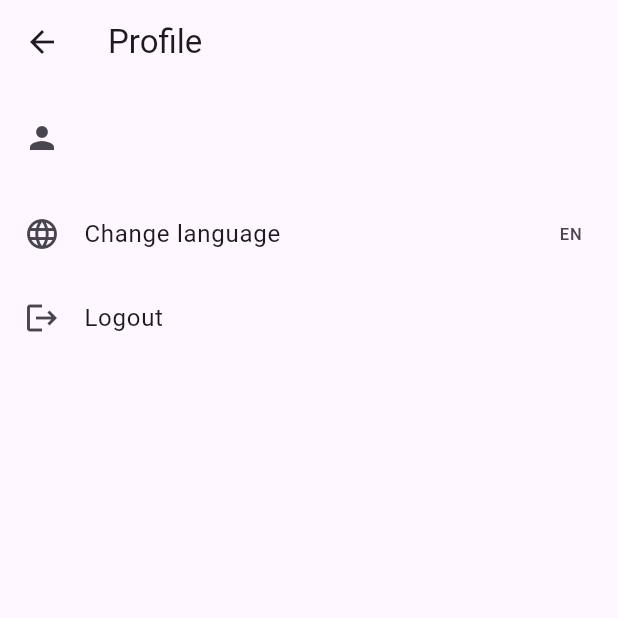
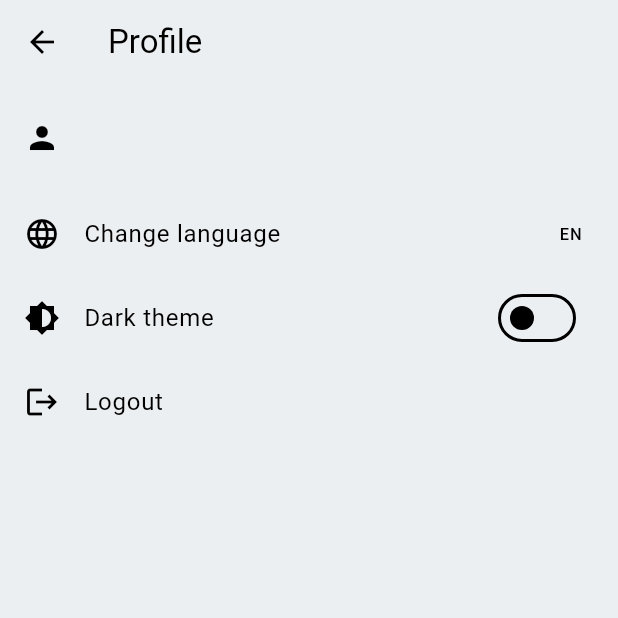
Before and after one commit to lpglinard/travel_genie, a Flutter app: the ProfileScreen screen opened directly, after a tap on "Change language", on a phone screen of 412 x 824 dp, the top half of it. Run offline on Flutter 3.47's test engine with Material 3 defaults, Android fonts, the phone set to English and light mode, and no system bars; our stand-ins replace cloud_firestore, firebase_auth, firebase_core, flutter_riverpod; missing offline and left inert: firebase_ui_auth, firebase_ui_oauth_apple, firebase_ui_oauth_google; accounts and stored records are empty; generated files the repository leaves out were written again; network calls fail.

Commit message:
Add user theme preference and color schemes

```diff
--- a/lib/l10n/intl_en.arb
+++ b/lib/l10n/intl_en.arb
@@ -7,5 +7,6 @@
   "profileButtonTooltip": "Profile",
   "profileTitle": "Profile",
   "changeLanguage": "Change language",
-  "logout": "Logout"
+  "logout": "Logout",
+  "toggleDarkMode": "Dark theme"
 }
--- a/lib/l10n/intl_pt.arb
+++ b/lib/l10n/intl_pt.arb
@@ -7,5 +7,6 @@
   "profileButtonTooltip": "Perfil",
   "profileTitle": "Perfil",
   "changeLanguage": "Alterar idioma",
-  "logout": "Sair"
+  "logout": "Sair",
+  "toggleDarkMode": "Usar tema escuro"
 }
--- a/lib/main.dart
+++ b/lib/main.dart
@@ -13,6 +13,7 @@ import 'firebase_options.dart';
 import 'l10n/app_localizations.dart';
 import 'config.dart';
 import 'profile_screen.dart';
+import 'theme.dart';
 
 Future<void> main() async {
   WidgetsFlutterBinding.ensureInitialized();
@@ -47,18 +48,27 @@ class MyApp extends ConsumerWidget {
   @override
   Widget build(BuildContext context, WidgetRef ref) {
     final locale = ref.watch(localeProvider);
+    final themeMode = ref.watch(themeModeProvider);
     ref.listen(userDataProvider, (_, next) {
       final userData = next.valueOrNull;
-      if (userData != null && userData.locale != null) {
-        ref.read(localeProvider.notifier).state = Locale(userData.locale!);
+      if (userData != null) {
+        if (userData.locale != null) {
+          ref.read(localeProvider.notifier).state = Locale(userData.locale!);
+        }
+        if (userData.darkMode != null) {
+          ref.read(themeModeProvider.notifier).state =
+              userData.darkMode! ? ThemeMode.dark : ThemeMode.light;
+        }
       }
     });
     ref.listen(authStateChangesProvider, (_, next) {
       final user = next.value;
       if (user != null && !user.isAnonymous) {
-        ref
-            .read(firestoreServiceProvider)
-            .upsertUser(user, ref.read(localeProvider));
+        ref.read(firestoreServiceProvider).upsertUser(
+              user,
+              locale: ref.read(localeProvider),
+              darkMode: ref.read(themeModeProvider) == ThemeMode.dark,
+            );
       }
     });
     return MaterialApp(
@@ -71,8 +81,9 @@ class MyApp extends ConsumerWidget {
         GlobalCupertinoLocalizations.delegate,
       ],
       supportedLocales: const [Locale('en'), Locale('pt')],
-      theme: ThemeData(colorScheme: ColorScheme.fromSeed(seedColor: Colors.deepPurple),
-      ),
+      themeMode: themeMode,
+      theme: AppTheme.lightTheme,
+      darkTheme: AppTheme.darkTheme,
       home: const MyHomePage(),
     );
   }
--- a/lib/profile_screen.dart
+++ b/lib/profile_screen.dart
@@ -13,6 +13,7 @@ class ProfileScreen extends ConsumerWidget {
   Widget build(BuildContext context, WidgetRef ref) {
     final user = FirebaseAuth.instance.currentUser;
     final locale = ref.watch(localeProvider);
+    final themeMode = ref.watch(themeModeProvider);
     final userData = ref.watch(userDataProvider).valueOrNull;
     final service = ref.read(firestoreServiceProvider);
     return Scaffold(
@@ -35,15 +36,41 @@ class ProfileScreen extends ConsumerWidget {
               if (locale == const Locale('en')) {
                 ref.read(localeProvider.notifier).state = null;
                 if (user != null && !user.isAnonymous) {
-                  await service.upsertUser(user, null);
+                  await service.upsertUser(
+                    user,
+                    locale: null,
+                    darkMode: themeMode == ThemeMode.dark,
+                  );
                 }
               } else {
                 ref.read(localeProvider.notifier).state = const Locale('en');
                 if (user != null && !user.isAnonymous) {
-                  await service.upsertUser(user, const Locale('en'));
+                  await service.upsertUser(
+                    user,
+                    locale: const Locale('en'),
+                    darkMode: themeMode == ThemeMode.dark,
+                  );
                 }
               }
             },
+          ),
+          ListTile(
+            leading: const Icon(Icons.brightness_6),
+            title: Text(AppLocalizations.of(context)!.toggleDarkMode),
+            trailing: Switch(
+              value: themeMode == ThemeMode.dark,
+              onChanged: (value) async {
+                ref.read(themeModeProvider.notifier).state =
+                    value ? ThemeMode.dark : ThemeMode.light;
+                if (user != null && !user.isAnonymous) {
+                  await service.upsertUser(
+                    user,
+                    locale: locale,
+                    darkMode: value,
+                  );
+                }
+              },
+            ),
           ),
           ListTile(
             leading: const Icon(Icons.logout),
--- /dev/null
+++ b/lib/theme.dart
@@ -0,0 +1,50 @@
+import 'package:flutter/material.dart';
+
+class AppTheme {
+  static const _lightColorScheme = ColorScheme(
+    brightness: Brightness.light,
+    primary: Color(0xFF3F51B5),
+    onPrimary: Colors.white,
+    primaryContainer: Color(0xFF9FA8DA),
+    onPrimaryContainer: Colors.black,
+    secondary: Color(0xFF00897B),
+    onSecondary: Colors.white,
+    secondaryContainer: Color(0xFF80CBC4),
+    onSecondaryContainer: Colors.black,
+    tertiary: Color(0xFFFBB13C),
+    onTertiary: Colors.black,
+    tertiaryContainer: Color(0xFFFFDD8A),
+    onTertiaryContainer: Colors.black,
+    error: Color(0xFFB3261E),
+    onError: Colors.white,
+    background: Color(0xFFFFFFFF),
+    onBackground: Colors.black,
+    surface: Color(0xFFECEFF1),
+    onSurface: Colors.black,
+  );
+
+  static const _darkColorScheme = ColorScheme(
+    brightness: Brightness.dark,
+    primary: Color(0xFF9FA8DA),
+    onPrimary: Colors.black,
+    primaryContainer: Color(0xFF3F51B5),
+    onPrimaryContainer: Colors.white,
+    secondary: Color(0xFF80CBC4),
+    onSecondary: Colors.black,
+    secondaryContainer: Color(0xFF00897B),
+    onSecondaryContainer: Colors.white,
+    tertiary: Color(0xFFFFDD8A),
+    onTertiary: Colors.black,
+    tertiaryContainer: Color(0xFFFBB13C),
+    onTertiaryContainer: Colors.black,
+    error: Color(0xFFCF6679),
+    onError: Colors.black,
+    background: Color(0xFF121212),
+    onBackground: Colors.white,
+    surface: Color(0xFF232323),
+    onSurface: Colors.white,
+  );
+
+  static final lightTheme = ThemeData.from(colorScheme: _lightColorScheme);
+  static final darkTheme = ThemeData.from(colorScheme: _darkColorScheme);
+}
--- a/lib/user_providers.dart
+++ b/lib/user_providers.dart
@@ -18,3 +18,6 @@ final userDataProvider = StreamProvider<UserData?>((ref) {
 });
 
 final localeProvider = StateProvider<Locale?>((ref) => null);
+
+final themeModeProvider =
+    StateProvider<ThemeMode>((ref) => ThemeMode.light);
```
Also changed, not shown: lib/firestore_service.dart (+16 -2 lines).
